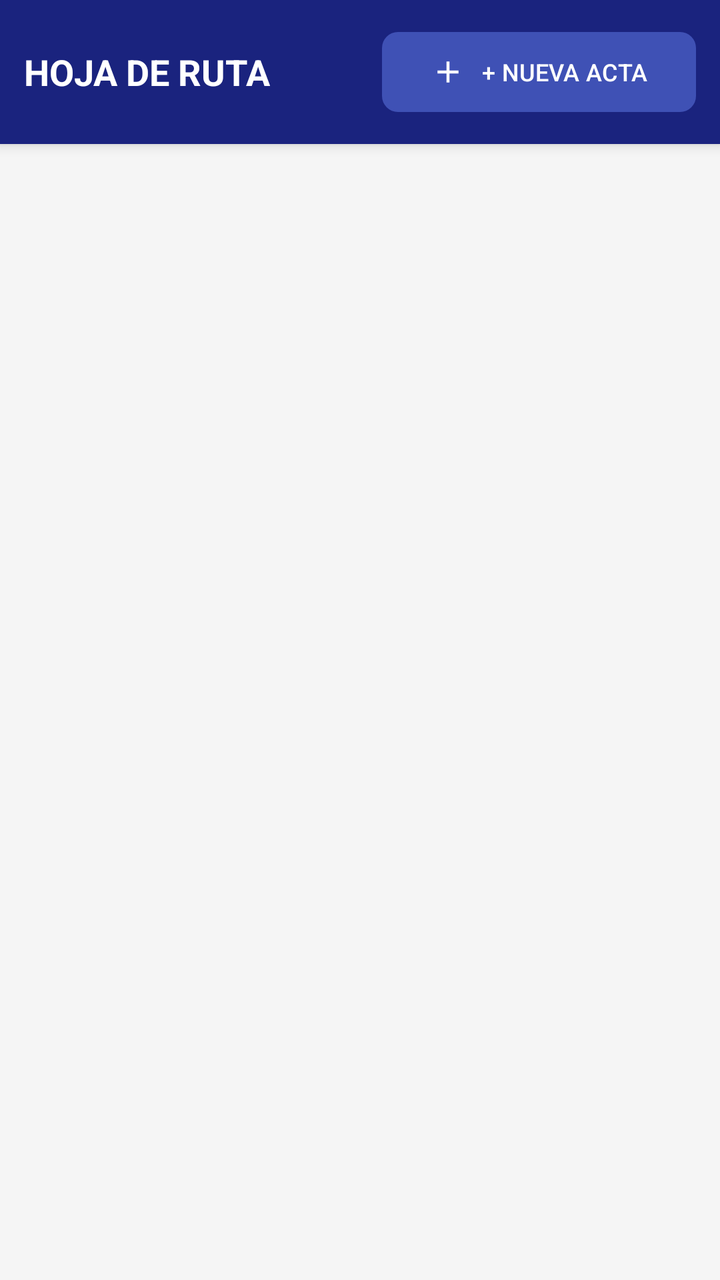
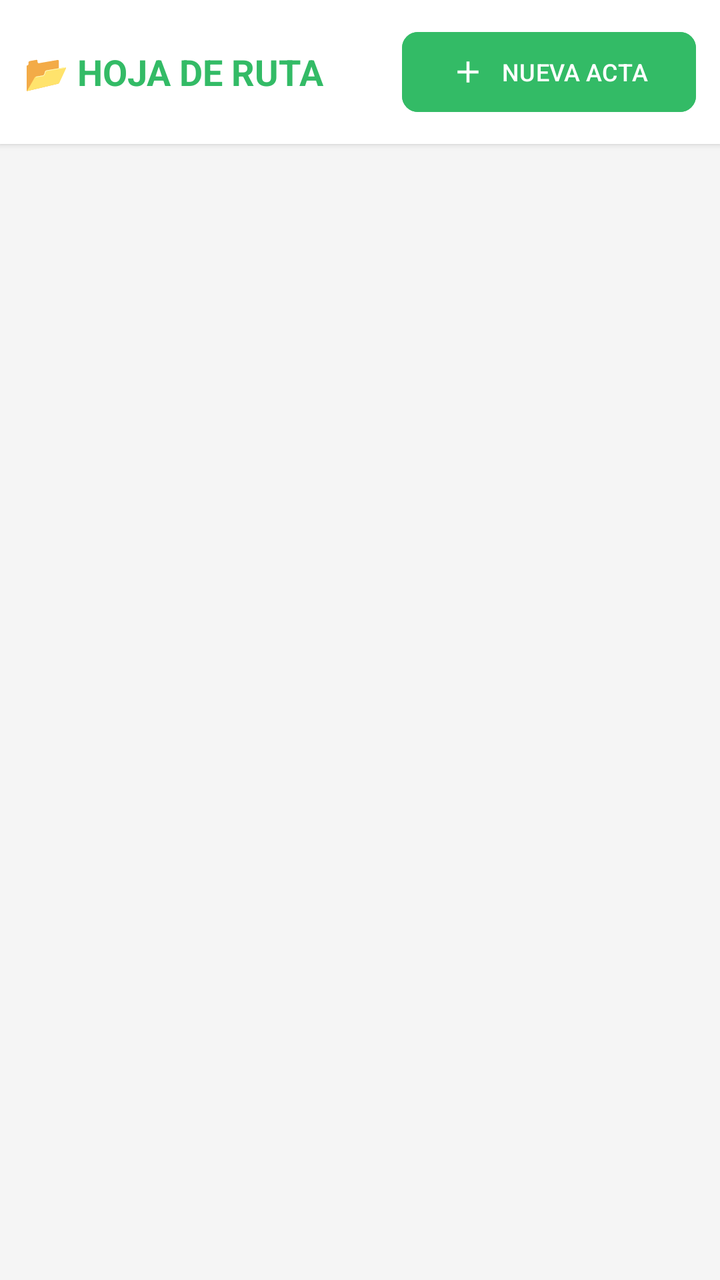

The first picture is an Android layout as it rendered before a commit; the second is the same layout after the commit. The layout source and the unified diff follow.
<!-- AndroidManifest.xml: application theme Theme.ChivilcoyActas -->
<!-- res/layout/fragment_hoja_ruta.xml -->
<?xml version="1.0" encoding="utf-8"?>
<LinearLayout xmlns:android="http://schemas.android.com/apk/res/android"
    xmlns:app="http://schemas.android.com/apk/res-auto"
    android:layout_width="match_parent"
    android:layout_height="match_parent"
    android:orientation="vertical"
    android:background="#F5F5F5">

    
    <RelativeLayout
        android:layout_width="match_parent"
        android:layout_height="wrap_content"
        android:background="#1A237E"
        android:padding="12dp"
        android:elevation="4dp">

        <TextView
            android:id="@+id/tvTituloHoja"
            android:layout_width="wrap_content"
            android:layout_height="wrap_content"
            android:layout_centerVertical="true"
            android:layout_alignParentStart="true"
            android:text="HOJA DE RUTA"
            android:textColor="@android:color/white"
            android:textSize="18sp"
            android:textStyle="bold" />

        <com.google.android.material.button.MaterialButton
            android:id="@+id/btnNuevaActa"
            style="@style/Widget.Material3.Button.TonalButton"
            android:layout_width="wrap_content"
            android:layout_height="wrap_content"
            android:layout_alignParentEnd="true"
            android:layout_centerVertical="true"
            android:text="+ NUEVA ACTA"
            android:textSize="12sp"
            app:icon="@drawable/ic_add"
            app:backgroundTint="#3F51B5"
            app:iconTint="@android:color/white"
            android:textColor="@android:color/white"
            app:cornerRadius="8dp" />
    </RelativeLayout>

    
    <FrameLayout
        android:layout_width="match_parent"
        android:layout_height="match_parent">

        
        <androidx.recyclerview.widget.RecyclerView
            android:id="@+id/rvHojaRuta"
            android:layout_width="match_parent"
            android:layout_height="match_parent"
            android:padding="8dp"
            android:clipToPadding="false" />

        
        <LinearLayout
            android:id="@+id/layoutEmptyState"
            android:layout_width="wrap_content"
            android:layout_height="wrap_content"
            android:layout_gravity="center"
            android:gravity="center"
            android:orientation="vertical"
            android:padding="24dp"
            android:visibility="gone">

            <ImageView
                android:layout_width="80dp"
                android:layout_height="80dp"
                android:src="@android:drawable/ic_menu_agenda"
                app:tint="#999999" />

            <TextView
                android:layout_width="wrap_content"
                android:layout_height="wrap_content"
                android:layout_marginTop="16dp"
                android:text="No tenés borradores pendientes"
                android:textColor="#333333"
                android:textSize="16sp"
                android:textStyle="bold" />

            <TextView
                android:layout_width="wrap_content"
                android:layout_height="wrap_content"
                android:layout_marginTop="4dp"
                android:text="Presioná '+ NUEVA ACTA' para comenzar"
                android:textColor="#777777"
                android:textSize="14sp" />
        </LinearLayout>

    </FrameLayout>

</LinearLayout>
<!-- resources referenced by this layout -->
<resources>
  <!-- drawable ic_add (drawable) -->
  <vector xmlns:android="http://schemas.android.com/apk/res/android" android:height="24dp" android:tint="#000000" android:viewportHeight="960" android:viewportWidth="960" android:width="24dp">
        
      <path android:fillColor="@android:color/white" android:pathData="M440,520L200,520L200,440L440,440L440,200L520,200L520,440L760,440L760,520L520,520L520,760L440,760L440,520Z"/>
      
  </vector>
  <style name="Theme.ChivilcoyActas" parent="Base.Theme.ChivilcoyActas" />
  <style name="Base.Theme.ChivilcoyActas" parent="Theme.Material3.DayNight.NoActionBar">
          
          <item name="colorPrimary">#33BB66</item>
  
          <item name="colorSecondary">#33BB66</item>
          <item name="android:statusBarColor">#33BB66</item>
      </style>
</resources>

<!-- the commit's change to res/layout/fragment_hoja_ruta.xml (unified diff, before → after) -->
@@ -10,9 +10,9 @@
     <RelativeLayout
         android:layout_width="match_parent"
         android:layout_height="wrap_content"
-        android:background="#1A237E"
+        android:background="@android:color/white"
         android:padding="12dp"
-        android:elevation="4dp">
+        android:elevation="2dp">
 
         <TextView
             android:id="@+id/tvTituloHoja"
@@ -20,22 +20,21 @@
             android:layout_height="wrap_content"
             android:layout_centerVertical="true"
             android:layout_alignParentStart="true"
-            android:text="HOJA DE RUTA"
-            android:textColor="@android:color/white"
+            android:text="📂 HOJA DE RUTA"
+            android:textColor="#33BB66"
             android:textSize="18sp"
             android:textStyle="bold" />
 
         <com.google.android.material.button.MaterialButton
             android:id="@+id/btnNuevaActa"
-            style="@style/Widget.Material3.Button.TonalButton"
             android:layout_width="wrap_content"
             android:layout_height="wrap_content"
             android:layout_alignParentEnd="true"
             android:layout_centerVertical="true"
-            android:text="+ NUEVA ACTA"
+            android:text="NUEVA ACTA"
             android:textSize="12sp"
             app:icon="@drawable/ic_add"
-            app:backgroundTint="#3F51B5"
+            android:backgroundTint="#33BB66"
             app:iconTint="@android:color/white"
             android:textColor="@android:color/white"
             app:cornerRadius="8dp" />
@@ -69,7 +68,8 @@
                 android:layout_width="80dp"
                 android:layout_height="80dp"
                 android:src="@android:drawable/ic_menu_agenda"
-                app:tint="#999999" />
+                app:tint="#33BB66"
+                android:alpha="0.5" />
 
             <TextView
                 android:layout_width="wrap_content"
